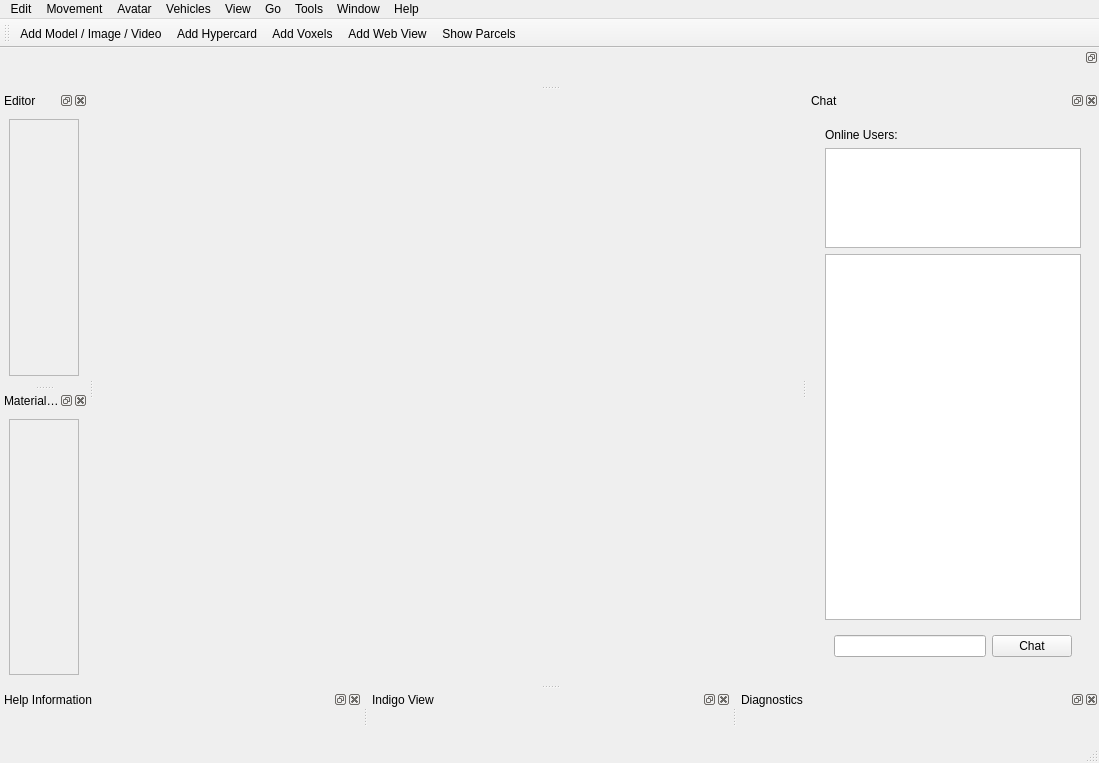
Old version of the form gui_client/MainWindow.ui in the repository shipilovden/substrata-metasiberia.
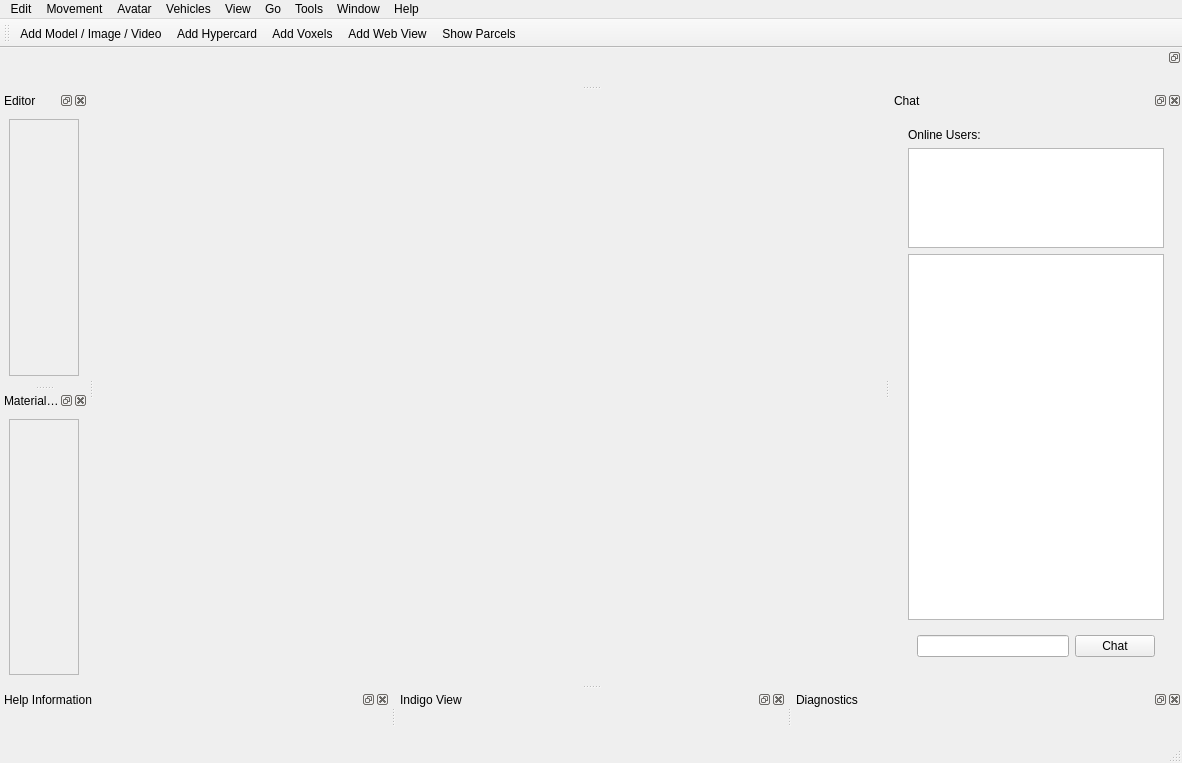
New version of the form. Custom widgets are drawn as their Qt base class.

The edit to the form file:
```diff
--- a/gui_client/MainWindow.ui
+++ b/gui_client/MainWindow.ui
@@ -6,7 +6,7 @@
    <rect>
     <x>0</x>
     <y>0</y>
-    <width>1099</width>
+    <width>1182</width>
     <height>763</height>
    </rect>
   </property>
@@ -34,7 +34,7 @@
     <rect>
      <x>0</x>
      <y>0</y>
-     <width>1099</width>
+     <width>1182</width>
      <height>21</height>
     </rect>
    </property>
```
Left out of the diff: 6 changed lines with no effect on the pictures.
